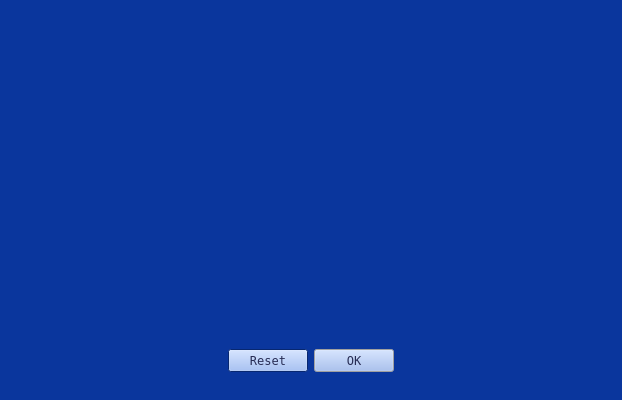
This is APP/gas.ui in adcfrba/TPO_INFOII as Qt 5 draws it before an edit. The edited form follows.
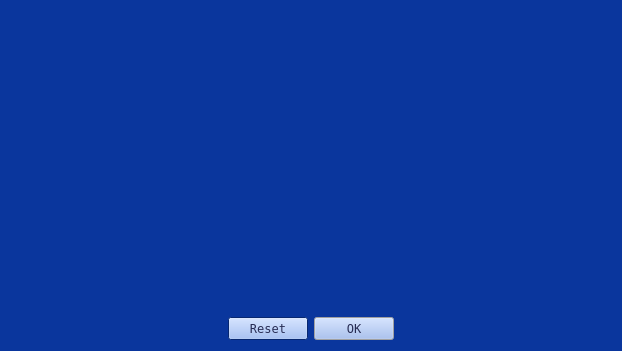
This is the edited form.

Diff of the .ui file:
```diff
--- a/APP/gas.ui
+++ b/APP/gas.ui
@@ -7,9 +7,21 @@
     <x>0</x>
     <y>0</y>
     <width>618</width>
-    <height>400</height>
+    <height>347</height>
    </rect>
   </property>
+  <property name="sizePolicy">
+   <sizepolicy hsizetype="Fixed" vsizetype="Fixed">
+    <horstretch>0</horstretch>
+    <verstretch>0</verstretch>
+   </sizepolicy>
+  </property>
+  <property name="maximumSize">
+   <size>
+    <width>618</width>
+    <height>347</height>
+   </size>
+  </property>
   <property name="palette">
    <palette>
     <active>
```
